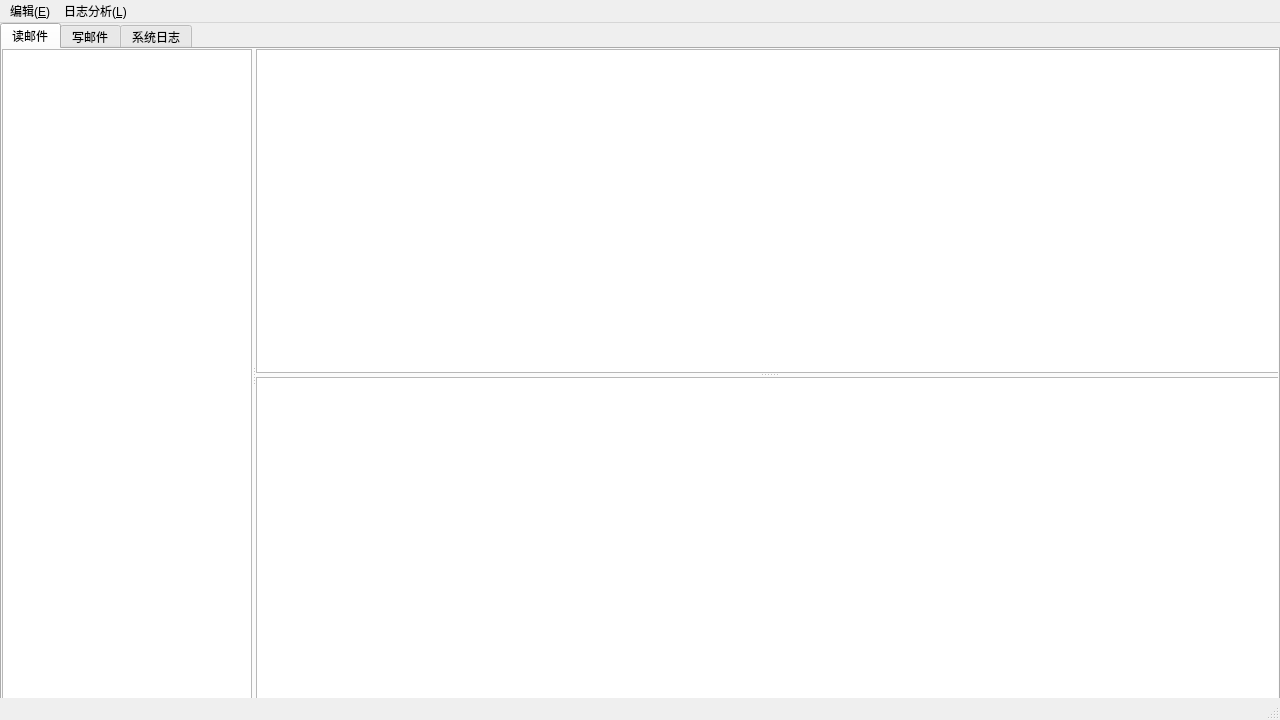
HelloJdss/WangWang_MailClient, file clientwindow.ui: the form before one commit.
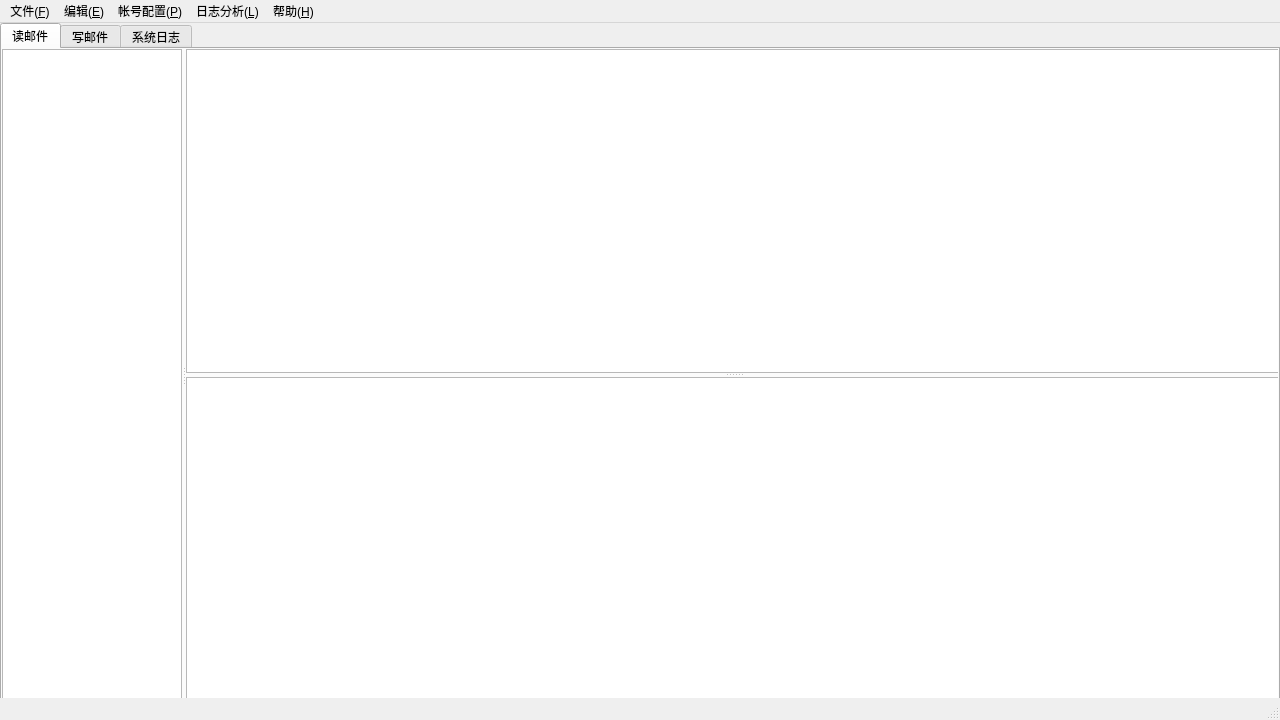
The form after the commit.

```diff
--- a/clientwindow.ui
+++ b/clientwindow.ui
@@ -99,7 +99,7 @@
        </property>
        <property name="maximumSize">
         <size>
-         <width>250</width>
+         <width>180</width>
          <height>652</height>
         </size>
        </property>
@@ -108,7 +108,7 @@
        <property name="orientation">
         <enum>Qt::Vertical</enum>
        </property>
-       <widget class="QTableWidget" name="tableWidget">
+       <widget class="QTableView" name="MailTable">
         <property name="minimumSize">
          <size>
           <width>500</width>
@@ -177,8 +177,29 @@
     </property>
     <addaction name="action"/>
    </widget>
+   <widget class="QMenu" name="menu_P">
+    <property name="title">
+     <string>帐号配置(&amp;P)</string>
+    </property>
+    <addaction name="action_relog"/>
+   </widget>
+   <widget class="QMenu" name="menu_F">
+    <property name="title">
+     <string>文件(&amp;F)</string>
+    </property>
+    <addaction name="action_quit"/>
+   </widget>
+   <widget class="QMenu" name="menu_H">
+    <property name="title">
+     <string>帮助(&amp;H)</string>
+    </property>
+    <addaction name="action_A"/>
+   </widget>
+   <addaction name="menu_F"/>
    <addaction name="menu_E"/>
+   <addaction name="menu_P"/>
    <addaction name="menu_L"/>
+   <addaction name="menu_H"/>
   </widget>
   <widget class="QStatusBar" name="statusBar"/>
   <action name="action_undo">
```
Left out of the diff: 52 changed lines with no effect on the pictures.
